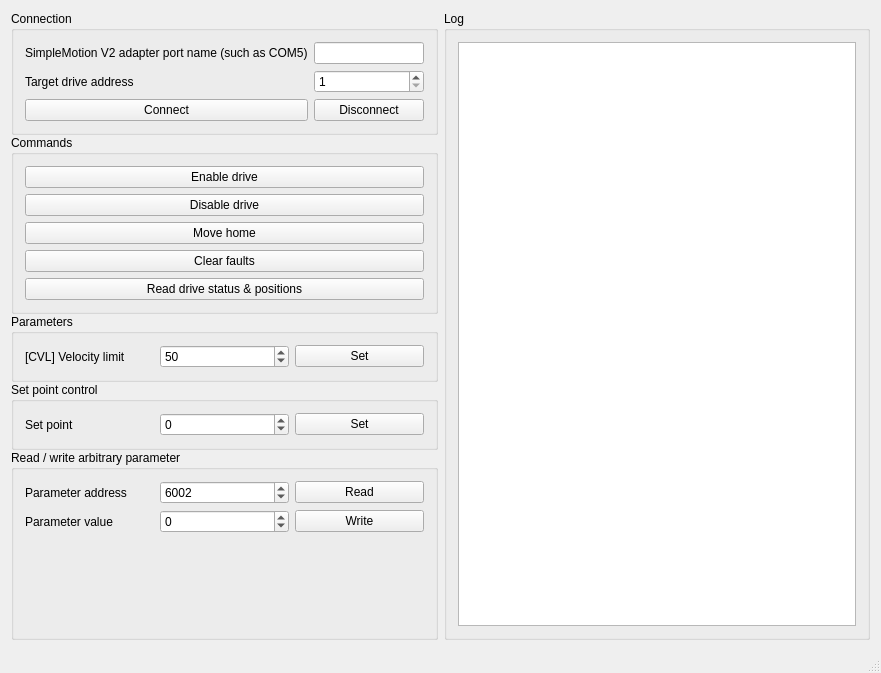
The window that mw.ui (GraniteDevices/SMV2Commander) describes before a commit, drawn with Qt 5.
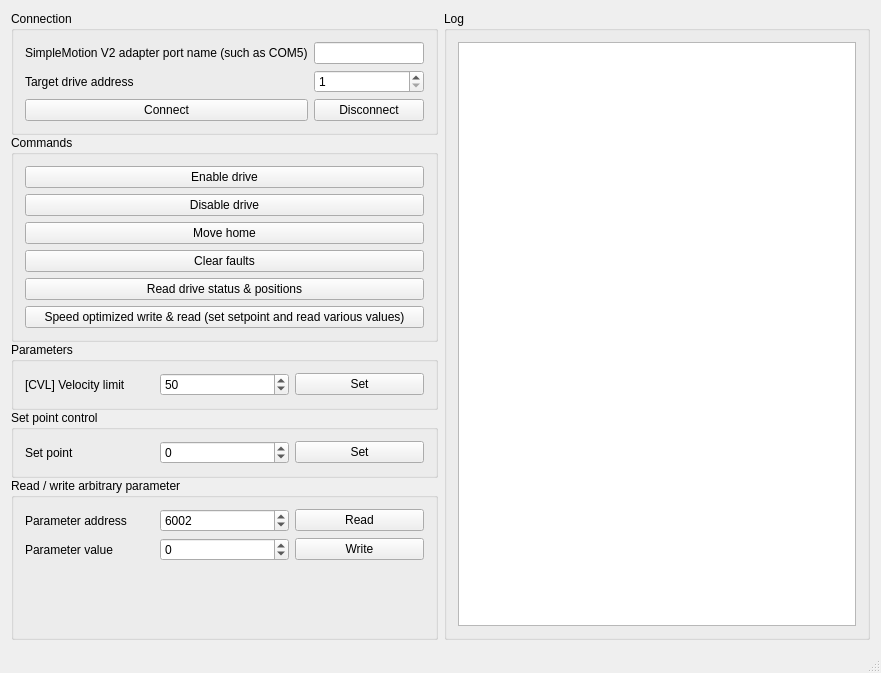
The same window after the commit.

Commit message: Added example of how to perform fast single transmission write of setpoint and reading mutliple variables (pos, vel and torq feedbacks)

What changed in the file:
```diff
--- a/mw.ui
+++ b/mw.ui
@@ -122,6 +122,13 @@
             </property>
            </widget>
           </item>
+          <item>
+           <widget class="QPushButton" name="speedOptimizedWriteRead">
+            <property name="text">
+             <string>Speed optimized write &amp;&amp; read (set setpoint and read various values)</string>
+            </property>
+           </widget>
+          </item>
          </layout>
         </widget>
        </item>
```
The commit also changes 2 other files.
